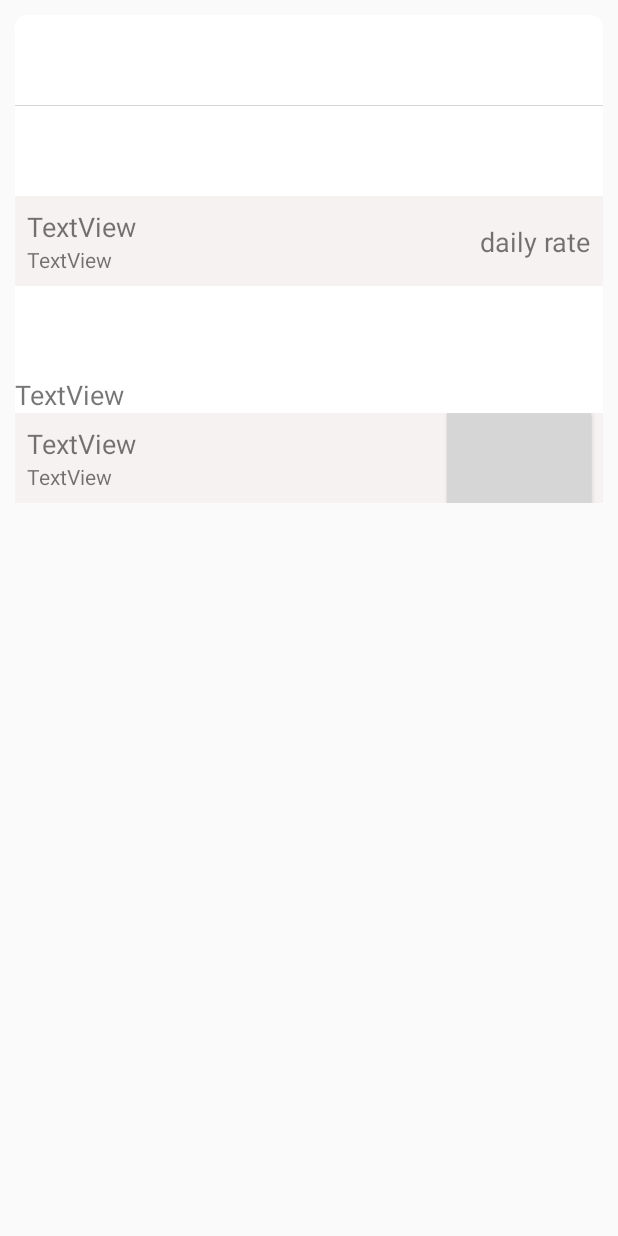
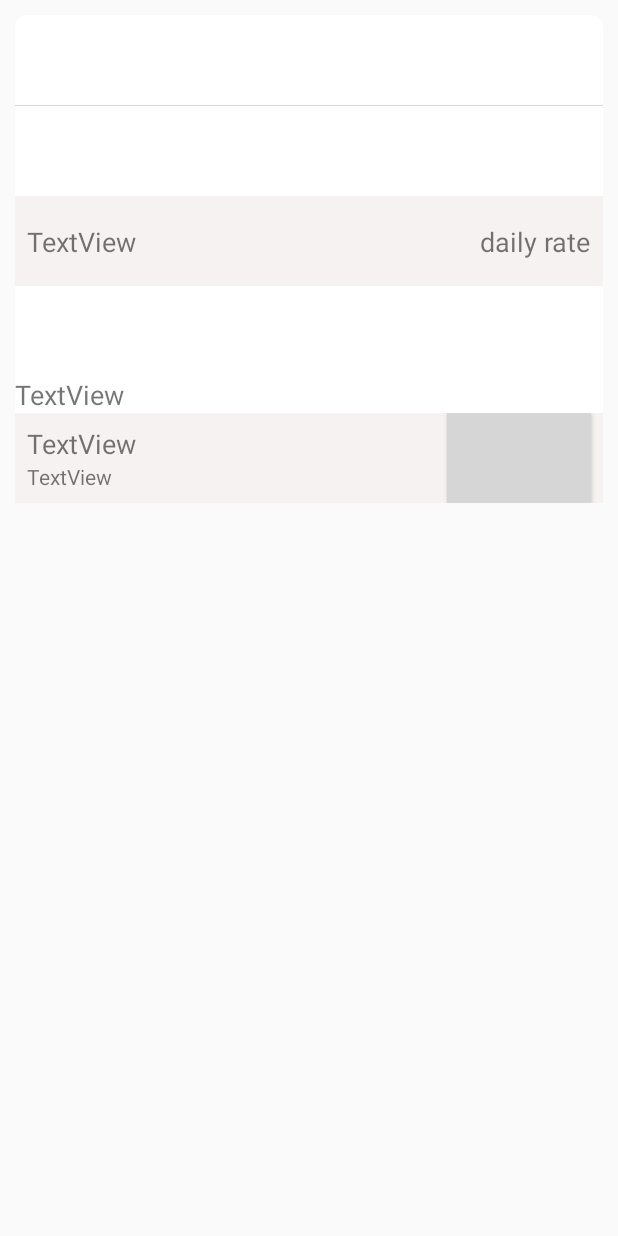
Before and after one commit to jlin106/lentals, an Android app: the layout item_profile.xml on its own in the app's theme, with its tools: preview values and no code run, on a phone screen of 412 x 824 dp. Run offline under Robolectric (Android 15) with nearby library versions, the phone set to English and light mode, and no system bars; grey boxes are pictures that could not be loaded.

Commit message:
JL- created item profile fragment, launches but does not populate

```diff
--- a/app/src/main/java/com/riceandbeansand/lentals/AddItemFragment.java
+++ b/app/src/main/java/com/riceandbeansand/lentals/AddItemFragment.java
@@ -59,6 +59,7 @@ public class AddItemFragment extends Fragment {
                 String userName = FirebaseAuth.getInstance().getCurrentUser().getDisplayName();
                 Double price = Double.parseDouble(((TextView) getView().findViewById(R.id.rateText)).getText().toString());
                 String itemName = ((TextView) getView().findViewById(R.id.itemNameText)).getText().toString();
+                String description = ((TextView) getView().findViewById(R.id.descriptionText)).getText().toString();
 
                 //get image as base64
                 String encodedString = "";
@@ -84,6 +85,7 @@ public class AddItemFragment extends Fragment {
                 docData.put("userID", userID);
                 docData.put("userName", userName); //should be gotten from userID/uid, but have to create users collection (keyed by uid) manually
                 docData.put("image", encodedString);
+                docData.put("descrip", description);
 
                 //not secure -- DB permissions are such that people can post under any userID
                 db.collection("items").document().set(docData)
--- /dev/null
+++ b/app/src/main/java/com/riceandbeansand/lentals/ItemProfileFragment.java
@@ -0,0 +1,21 @@
+package com.riceandbeansand.lentals;
+
+import android.os.Bundle;
+import android.view.LayoutInflater;
+import android.view.View;
+import android.view.ViewGroup;
+
+import androidx.appcompat.app.AppCompatActivity;
+import androidx.fragment.app.Fragment;
+
+public class ItemProfileFragment extends Fragment {
+    @Override
+    public View onCreateView(LayoutInflater inflater, ViewGroup container,
+                             Bundle savedInstanceState) {
+        super.onCreate(savedInstanceState);
+        View view = inflater.inflate(R.layout.item_profile, container, false);
+        ((AppCompatActivity)getActivity()).getSupportActionBar().setTitle("Item Profile");
+
+        return view;
+    }
+}
--- a/app/src/main/java/com/riceandbeansand/lentals/ListingsFragment.kt
+++ b/app/src/main/java/com/riceandbeansand/lentals/ListingsFragment.kt
@@ -68,6 +68,11 @@ class ListingsFragment : Fragment() {
                 }
                 holder.view.findViewById<TextView>(R.id.name).setText(model.name)
                 holder.view.findViewById<TextView>(R.id.rate).setText(money_format.format(model.price));
+
+                holder.view.setOnClickListener(View.OnClickListener {
+                    activity!!.supportFragmentManager.beginTransaction().addToBackStack(null)
+                            .replace(R.id.fragment_container, ItemProfileFragment()).commit()
+                })
             }
         }
 
--- a/app/src/main/java/com/riceandbeansand/lentals/ListingsItemSchema.java
+++ b/app/src/main/java/com/riceandbeansand/lentals/ListingsItemSchema.java
@@ -10,6 +10,7 @@ public class ListingsItemSchema {
     public String image;
     public String userName;
     public String userID;
+    public String descrip;
 
     // Needed for Firebase
     public void constructor() {
--- a/app/src/main/res/layout/item_profile.xml
+++ b/app/src/main/res/layout/item_profile.xml
@@ -13,7 +13,7 @@
         app:layout_constraintDimensionRatio="1.0">
 
         <ImageView
-            android:id="@+id/imageView_ip"
+            android:id="@+id/ImageView_ip"
             android:layout_width="0dp"
             android:layout_height="wrap_content"
             android:scaleType="centerCrop"
@@ -31,48 +31,31 @@
             app:layout_constraintBottom_toTopOf="@+id/item_description"
             app:layout_constraintEnd_toEndOf="parent"
             app:layout_constraintStart_toStartOf="parent"
-            app:layout_constraintTop_toBottomOf="@+id/imageView_ip">
+            app:layout_constraintTop_toBottomOf="@+id/ImageView_ip">
 
-            <LinearLayout
-                android:id="@+id/linearLayout"
-                android:layout_width="0dp"
+            <TextView
+                android:id="@+id/name"
+                android:layout_width="wrap_content"
                 android:layout_height="wrap_content"
                 android:layout_marginStart="8dp"
-                android:layout_marginEnd="8dp"
-                android:orientation="vertical"
+                android:layout_marginTop="8dp"
+                android:layout_marginBottom="8dp"
+                android:lines="1"
+                android:text="TextView"
+                android:textSize="18sp"
                 app:layout_constraintBottom_toBottomOf="parent"
-                app:layout_constraintEnd_toStartOf="@+id/rate_ip"
                 app:layout_constraintStart_toStartOf="parent"
-                app:layout_constraintTop_toTopOf="parent">
-
-                <TextView
-                    android:id="@+id/name_ip"
-                    android:layout_width="wrap_content"
-                    android:layout_height="wrap_content"
-                    android:ellipsize="end"
-                    android:lines="1"
-                    android:text="TextView"
-                    android:textSize="18sp" />
-
-                <TextView
-                    android:id="@+id/userName_ip"
-                    android:layout_width="wrap_content"
-                    android:layout_height="wrap_content"
-                    android:text="TextView"
-                    android:textSize="14sp" />
-            </LinearLayout>
+                app:layout_constraintTop_toTopOf="parent" />
 
             <TextView
                 android:id="@+id/rate_ip"
                 android:layout_width="wrap_content"
                 android:layout_height="wrap_content"
-                android:layout_marginStart="8dp"
                 android:layout_marginEnd="8dp"
                 android:text="daily rate"
                 android:textSize="18sp"
                 app:layout_constraintBottom_toBottomOf="parent"
                 app:layout_constraintEnd_toEndOf="parent"
-                app:layout_constraintStart_toEndOf="@+id/linearLayout"
                 app:layout_constraintTop_toTopOf="parent" />
         </androidx.constraintlayout.widget.ConstraintLayout>
 
```
